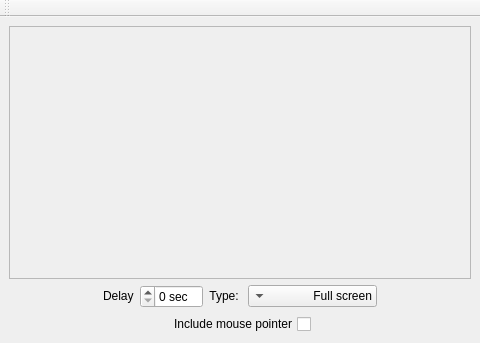
Before: the Qt Designer form src/core/ui/mainwindow.ui in lubuntu-team/screengrab-packaging, drawn with Qt 5.
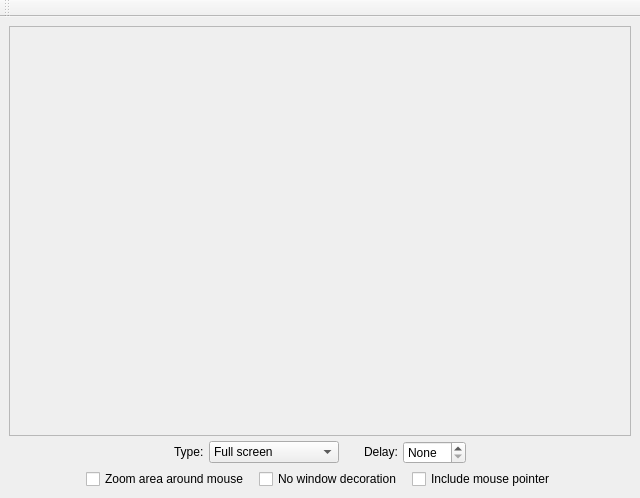
After: the same form once the commit is applied.

What changed in the file:
```diff
--- a/src/core/ui/mainwindow.ui
+++ b/src/core/ui/mainwindow.ui
@@ -6,16 +6,10 @@
    <rect>
     <x>0</x>
     <y>0</y>
-    <width>480</width>
-    <height>343</height>
+    <width>640</width>
+    <height>498</height>
    </rect>
   </property>
-  <property name="minimumSize">
-   <size>
-    <width>480</width>
-    <height>299</height>
-   </size>
-  </property>
   <property name="windowTitle">
    <string>ScreenGrab</string>
   </property>
@@ -26,10 +20,10 @@
      <verstretch>0</verstretch>
     </sizepolicy>
    </property>
-   <property name="layoutDirection">
-    <enum>Qt::RightToLeft</enum>
-   </property>
    <layout class="QVBoxLayout" name="verticalLayout">
+    <property name="spacing">
+     <number>5</number>
+    </property>
     <item>
      <widget class="QLabel" name="scrLabel">
       <property name="sizePolicy">
@@ -40,8 +34,8 @@
       </property>
       <property name="minimumSize">
        <size>
-        <width>450</width>
-        <height>190</height>
+        <width>600</width>
+        <height>400</height>
        </size>
       </property>
       <property name="frameShape">
@@ -59,26 +53,7 @@
      </widget>
     </item>
     <item>
-     <widget class="QWidget" name="bottomBar" native="true">
-      <property name="sizePolicy">
-       <sizepolicy hsizetype="Expanding" vsizetype="Fixed">
-        <horstretch>0</horstretch>
-        <verstretch>0</verstretch>
-       </sizepolicy>
-      </property>
       <layout class="QHBoxLayout" name="horizontalLayout_2">
-       <property name="leftMargin">
-        <number>0</number>
-       </property>
-       <property name="topMargin">
-        <number>0</number>
-       </property>
-       <property name="rightMargin">
-        <number>0</number>
-       </property>
-       <property name="bottomMargin">
-        <number>0</number>
-       </property>
        <item>
         <spacer name="horizontalSpacer_2">
          <property name="orientation">
@@ -86,12 +61,25 @@
          </property>
          <property name="sizeHint" stdset="0">
           <size>
-           <width>40</width>
-           <height>13</height>
+          <width>5</width>
+          <height>5</height>
           </size>
          </property>
         </spacer>
        </item>
+      <item>
+       <widget class="QLabel" name="labTypeScr">
+        <property name="sizePolicy">
+         <sizepolicy hsizetype="Preferred" vsizetype="Fixed">
+          <horstretch>0</horstretch>
+          <verstretch>0</verstretch>
+         </sizepolicy>
+        </property>
+        <property name="text">
+         <string>Type:</string>
+        </property>
+       </widget>
+      </item>
        <item>
         <widget class="QComboBox" name="cbxTypeScr">
          <property name="enabled">
@@ -120,27 +108,37 @@
          </item>
          <item>
           <property name="text">
-           <string>Previous selection</string>
+          <string>Last selected area</string>
           </property>
          </item>
         </widget>
        </item>
        <item>
-        <widget class="QLabel" name="labTypeScr">
+       <spacer name="horizontalSpacer_5">
+        <property name="orientation">
+         <enum>Qt::Horizontal</enum>
+        </property>
+        <property name="sizeType">
+         <enum>QSizePolicy::Fixed</enum>
+        </property>
+        <property name="sizeHint" stdset="0">
+         <size>
+          <width>20</width>
+          <height>5</height>
+         </size>
+        </property>
+       </spacer>
+      </item>
+      <item>
+       <widget class="QLabel" name="labDelay">
          <property name="sizePolicy">
           <sizepolicy hsizetype="Preferred" vsizetype="Fixed">
            <horstretch>0</horstretch>
            <verstretch>0</verstretch>
           </sizepolicy>
          </property>
-         <property name="layoutDirection">
-          <enum>Qt::LeftToRight</enum>
-         </property>
          <property name="text">
-          <string>Type: </string>
-         </property>
-         <property name="alignment">
-          <set>Qt::AlignRight|Qt::AlignTrailing|Qt::AlignVCenter</set>
+         <string>Delay:</string>
          </property>
         </widget>
        </item>
@@ -152,15 +150,12 @@
            <verstretch>0</verstretch>
           </sizepolicy>
          </property>
-         <property name="minimumSize">
-          <size>
-           <width>0</width>
-           <height>0</height>
-          </size>
-         </property>
          <property name="toolTip">
           <string>Delay in seconds before taking screenshot</string>
          </property>
+        <property name="specialValueText">
+         <string>None</string>
+        </property>
          <property name="suffix">
           <string> sec</string>
          </property>
@@ -169,19 +164,6 @@
          </property>
         </widget>
        </item>
-       <item>
-        <widget class="QLabel" name="labDelay">
-         <property name="sizePolicy">
-          <sizepolicy hsizetype="Preferred" vsizetype="Fixed">
-           <horstretch>0</horstretch>
-           <verstretch>0</verstretch>
-          </sizepolicy>
-         </property>
-         <property name="text">
-          <string>Delay</string>
-         </property>
-        </widget>
-       </item>
        <item>
         <spacer name="horizontalSpacer">
          <property name="orientation">
@@ -189,17 +171,19 @@
          </property>
          <property name="sizeHint" stdset="0">
           <size>
-           <width>40</width>
-           <height>13</height>
+          <width>5</width>
+          <height>5</height>
           </size>
          </property>
         </spacer>
        </item>
       </layout>
-     </widget>
     </item>
     <item>
      <layout class="QHBoxLayout" name="horizontalLayout">
+      <property name="spacing">
+       <number>10</number>
+      </property>
       <item>
        <spacer name="horizontalSpacer_3">
         <property name="orientation">
@@ -207,12 +191,26 @@
         </property>
         <property name="sizeHint" stdset="0">
          <size>
-          <width>40</width>
-          <height>20</height>
+          <width>5</width>
+          <height>5</height>
          </size>
         </property>
        </spacer>
       </item>
+      <item>
+       <widget class="QCheckBox" name="checkZommMouseArea">
+        <property name="text">
+         <string>Zoom area around mouse</string>
+        </property>
+       </widget>
+      </item>
+      <item>
+       <widget class="QCheckBox" name="checkNoDecoration">
+        <property name="text">
+         <string>No window decoration</string>
+        </property>
+       </widget>
+      </item>
       <item>
        <widget class="QCheckBox" name="checkIncludeCursor">
         <property name="text">
@@ -227,8 +225,8 @@
         </property>
         <property name="sizeHint" stdset="0">
          <size>
-          <width>40</width>
-          <height>20</height>
+          <width>5</width>
+          <height>5</height>
          </size>
         </property>
        </spacer>
```
Lines whose indentation alone changed are shown as unchanged.
